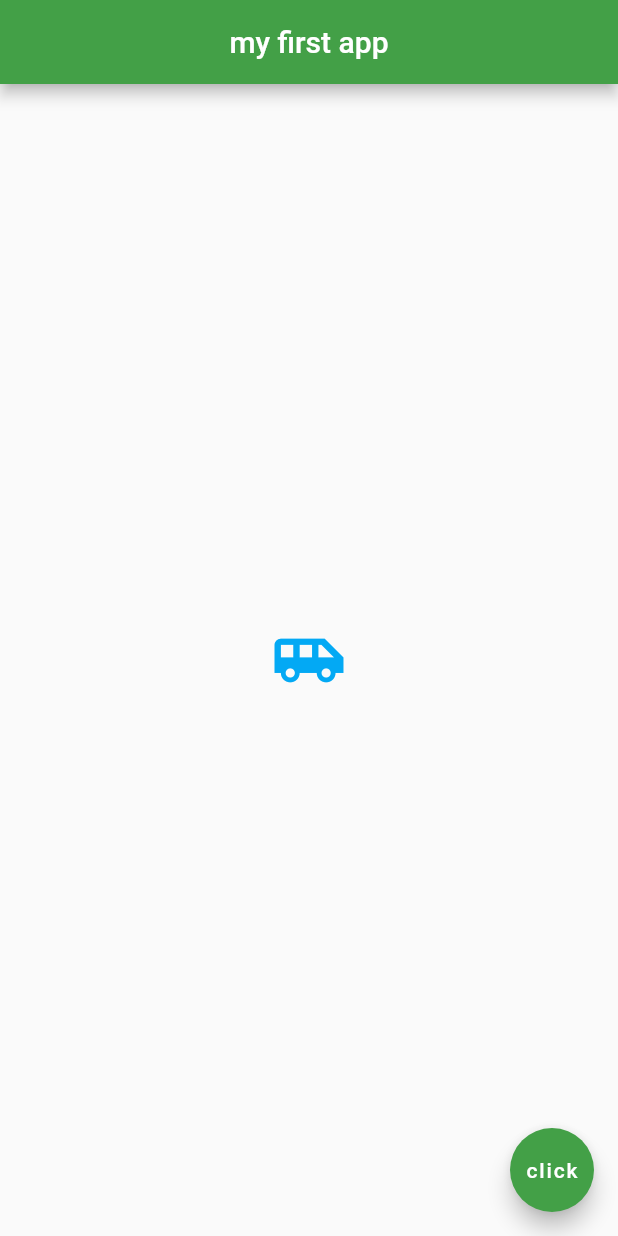
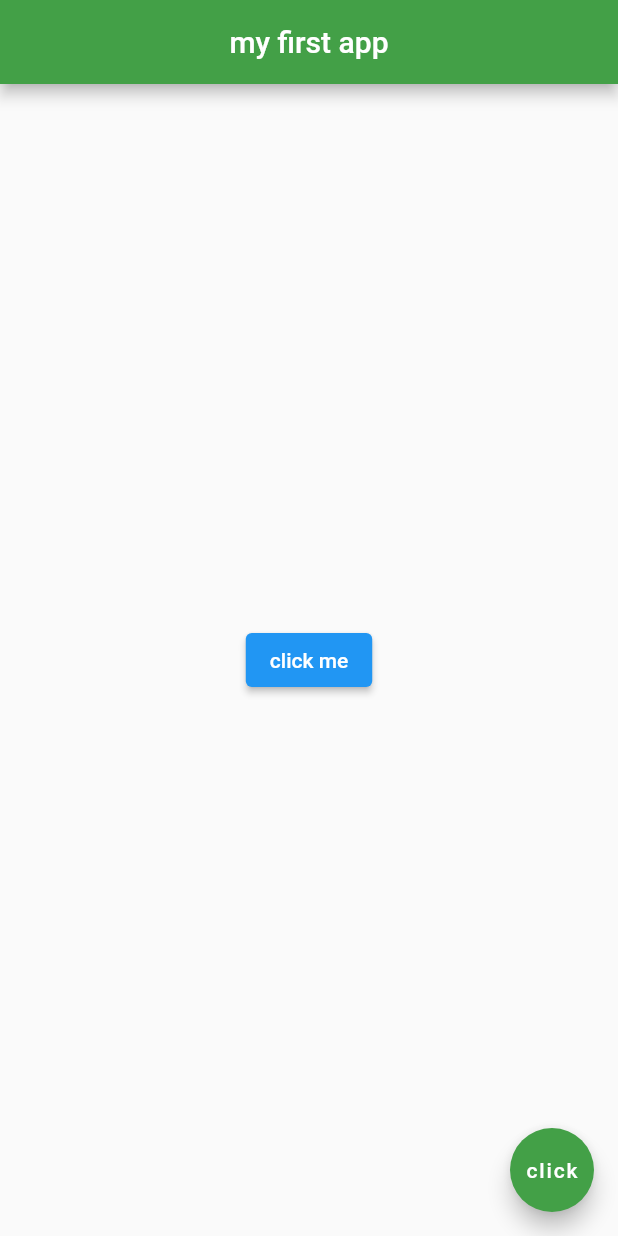
Before and after one commit to PasinduManeka/myapp, a Flutter app: the screen it shows after launch, on a phone screen of 412 x 824 dp. Run offline on Flutter 3.47's test engine with Material 2 defaults, Android fonts, the phone set to English and light mode, and no system bars.

Commit message:
Elevated button

```diff
--- a/lib/main.dart
+++ b/lib/main.dart
@@ -21,10 +21,11 @@ class Home extends StatelessWidget {
         backgroundColor: Colors.green[600],
       ),
       body: Center(
-        child: Icon(
-          Icons.airport_shuttle,
-          color:Colors.lightBlue,
-          size: 50.0,
+        child: ElevatedButton(
+          onPressed: () {
+            print('You Clicked');
+          },
+          child: Text('click me'),
         ),
       ),
       floatingActionButton: FloatingActionButton(
```
